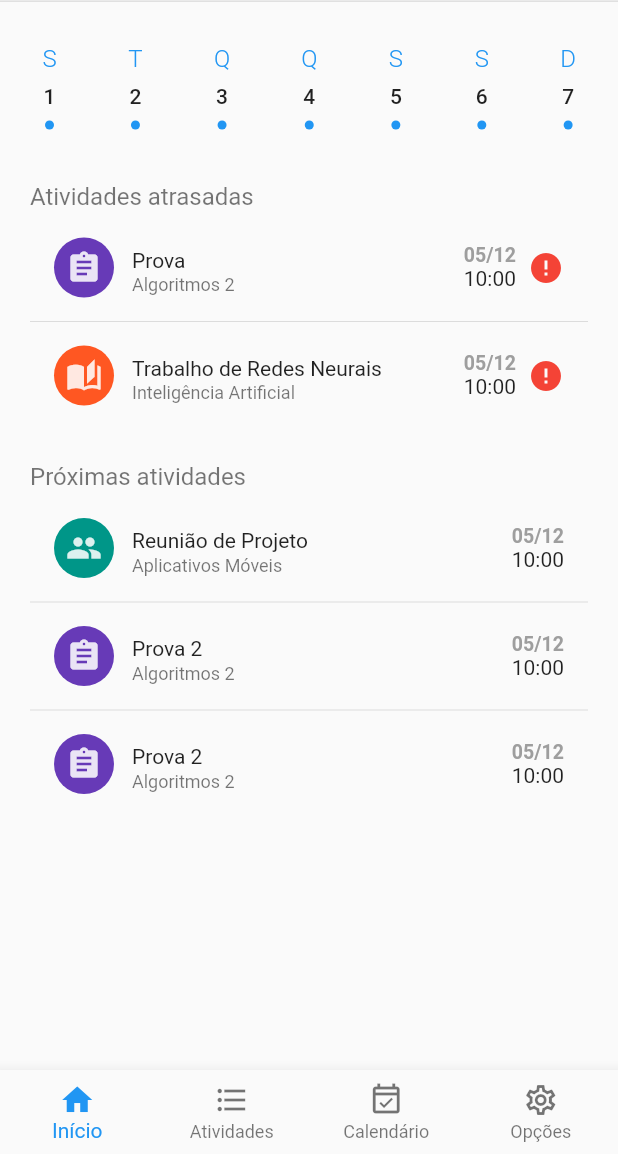
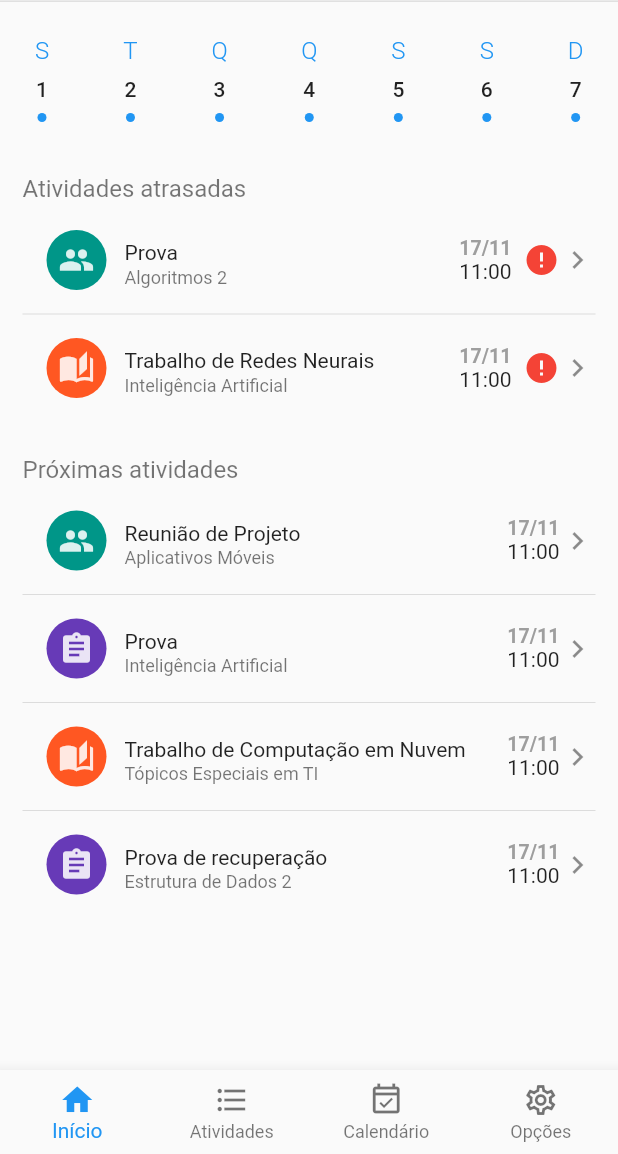
Before and after one commit to habibasseiss/school_planner, a Flutter app: the screen it shows after launch, on a phone screen of 412 x 824 dp, the part 82-1236 px from its top. Run offline on Flutter 3.47's test engine with Material 2 defaults, Android fonts, the phone set to English and light mode, and no system bars; our stand-ins replace flutter_svg.

Commit message:
home view and theme fixes

```diff
--- a/lib/src/home/components/task_list_tile.dart
+++ b/lib/src/home/components/task_list_tile.dart
@@ -1,3 +1,5 @@
+import 'dart:math';
+
 import 'package:flutter/material.dart';
 
 enum TaskType {
@@ -28,18 +30,22 @@ class TaskListTile extends StatelessWidget {
       title: Text(title, style: Theme.of(context).textTheme.bodyText2),
       subtitle: Text(subtitle),
       leading: getIcon(type),
+      contentPadding: const EdgeInsets.only(left: 16),
       trailing: Row(
         mainAxisSize: MainAxisSize.min,
         children: [
           Column(
             mainAxisSize: MainAxisSize.min,
             children: [
-              Text('05/12',
+              Text(
+                  (1 + Random().nextInt(28)).toString() +
+                      '/' +
+                      (10 + Random().nextInt(3)).toString(),
                   style: Theme.of(context).textTheme.subtitle1!.apply(
                       fontSizeDelta: -3,
                       color: Colors.grey,
                       fontWeightDelta: 2)),
-              Text('10:00',
+              Text((7 + Random().nextInt(12)).toString() + ':00',
                   style: Theme.of(context).textTheme.subtitle1!.apply(
                         fontSizeDelta: -2,
                       )),
@@ -50,6 +56,7 @@ class TaskListTile extends StatelessWidget {
               padding: EdgeInsets.only(left: 8.0),
               child: Icon(Icons.error, color: Colors.red),
             ),
+          const Icon(Icons.chevron_right),
         ],
       ),
     );
--- a/lib/src/home/components/week_day_box.dart
+++ b/lib/src/home/components/week_day_box.dart
@@ -15,7 +15,7 @@ class WeekDayBox extends StatelessWidget {
         children: [
           Text(getWeekDay(weekDay + 1),
               style: Theme.of(context).textTheme.headline6!.apply(
-                    color: Theme.of(context).primaryColor,
+                    color: Theme.of(context).colorScheme.secondary,
                     fontWeightDelta: -2,
                     fontSizeDelta: -4,
                   )),
@@ -66,7 +66,7 @@ class DotIndicator extends StatelessWidget {
       width: 10,
       decoration: BoxDecoration(
         shape: BoxShape.circle,
-        color: Theme.of(context).primaryColor,
+        color: Theme.of(context).colorScheme.primary,
       ),
     );
   }
--- a/lib/src/home/home_view.dart
+++ b/lib/src/home/home_view.dart
@@ -10,15 +10,15 @@ class HomeView extends StatelessWidget {
 
   @override
   Widget build(BuildContext context) {
+    final String logoPath = Theme.of(context).brightness == Brightness.dark
+        ? 'assets/icons/logo-dark.svg'
+        : 'assets/icons/logo.svg';
     return Scaffold(
       appBar: AppBar(
-        title: SvgPicture.asset(
-          'assets/icons/logo.svg',
-          height: 40,
-        ),
+        title: SvgPicture.asset(logoPath, height: 40),
       ),
       body: ListView(
-        padding: const EdgeInsets.all(20),
+        padding: const EdgeInsets.all(15),
         children: [
           SizedBox(
             height: 80,
@@ -36,7 +36,7 @@ class HomeView extends StatelessWidget {
           const TaskListTile(
             title: 'Prova',
             subtitle: 'Algoritmos 2',
-            type: TaskType.test,
+            type: TaskType.meeting,
             alert: true,
           ),
           const Divider(),
@@ -59,14 +59,20 @@ class HomeView extends StatelessWidget {
           ),
           const Divider(),
           const TaskListTile(
-            title: 'Prova 2',
-            subtitle: 'Algoritmos 2',
+            title: 'Prova',
+            subtitle: 'Inteligência Artificial',
             type: TaskType.test,
           ),
           const Divider(),
           const TaskListTile(
-            title: 'Prova 2',
-            subtitle: 'Algoritmos 2',
+            title: 'Trabalho de Computação em Nuvem',
+            subtitle: 'Tópicos Especiais em TI',
+            type: TaskType.homework,
+          ),
+          const Divider(),
+          const TaskListTile(
+            title: 'Prova de recuperação',
+            subtitle: 'Estrutura de Dados 2',
             type: TaskType.test,
           ),
         ],
--- a/lib/src/theme.dart
+++ b/lib/src/theme.dart
@@ -2,15 +2,8 @@ import 'package:flutter/material.dart';
 
 var theme = ThemeData.light().copyWith(
   appBarTheme: AppBarTheme(
-    color: Colors.grey[100],
-    titleTextStyle: const TextStyle(
-      color: Colors.black,
-      fontSize: 20,
-      fontWeight: FontWeight.w600,
-    ),
-    actionsIconTheme: const IconThemeData(
-      color: Colors.black,
-    ),
+    foregroundColor: Colors.black,
+    backgroundColor: Colors.grey[100],
     elevation: 0,
     shape: Border(bottom: BorderSide(color: Colors.grey[300]!, width: 1)),
   ),
@@ -22,8 +15,10 @@ var theme = ThemeData.light().copyWith(
       ),
 );
 var darkTheme = ThemeData.dark().copyWith(
-    // appBarTheme: AppBarTheme(
-    //   color: ThemeData.dark().scaffoldBackgroundColor,
-    //   elevation: 0,
-    // ),
-    );
+  textTheme: ThemeData.dark().textTheme.copyWith(
+        headline2: ThemeData.dark()
+            .textTheme
+            .headline2!
+            .copyWith(fontSize: 16, fontWeight: FontWeight.normal),
+      ),
+);
```
Also changed, not shown: assets/icons/logo-dark.svg (added), 1 other file.
